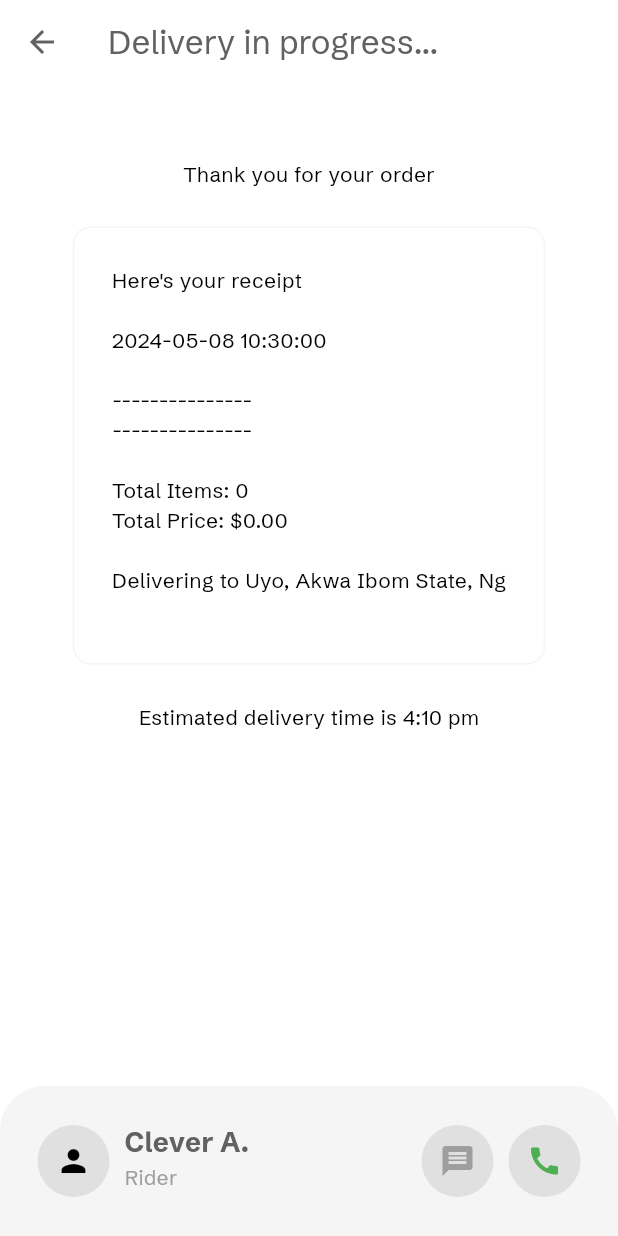
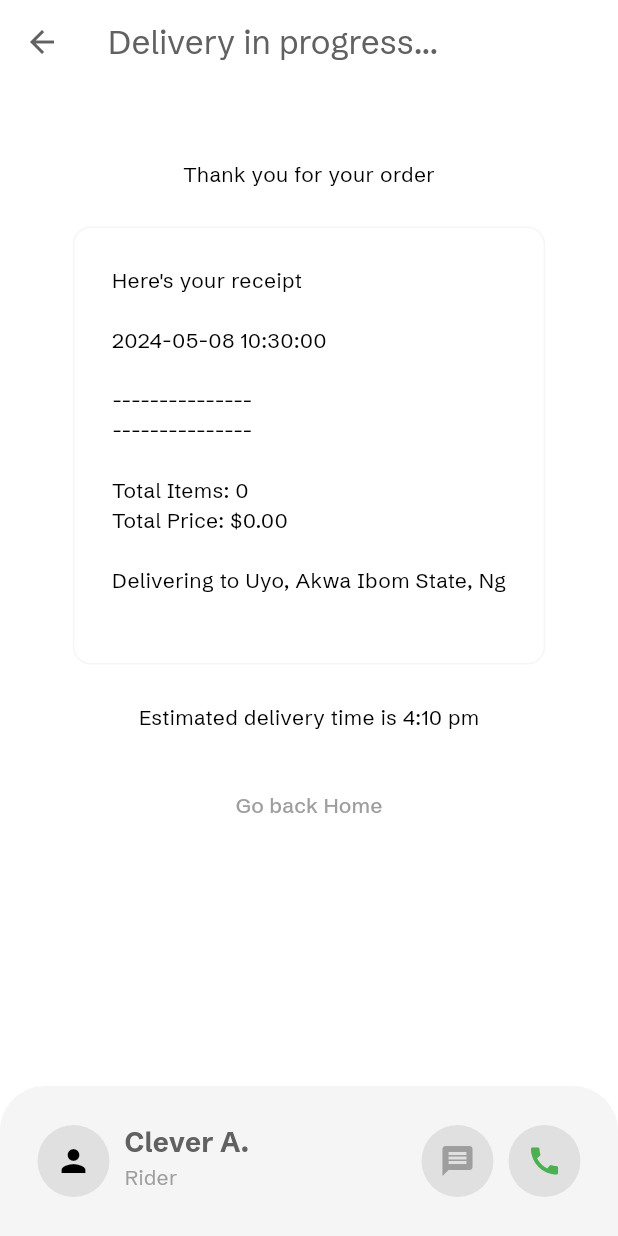
Before and after one commit to cleverAkanimoh/food_delivery_app, a Flutter app: the DeliveryProgressPage screen opened directly, on a phone screen of 412 x 824 dp. Run offline on Flutter 3.47's test engine with Material 3 defaults, Android fonts, the phone set to English and light mode, and no system bars; our stand-ins replace cloud_firestore, firebase_auth, firebase_core, flutter_credit_card; accounts and stored records are empty.

Commit message:
modified 5 files

```diff
--- a/lib/pages/delivery_progress_page.dart
+++ b/lib/pages/delivery_progress_page.dart
@@ -1,4 +1,5 @@
 import 'package:flutter/material.dart';
+import 'package:food_delivery_app/pages/home_page.dart';
 import '/models/restaurant.dart';
 import '/services/database/firestore.dart';
 import 'package:provider/provider.dart';
@@ -37,8 +38,17 @@ class _DeliveryProgressPageState extends State<DeliveryProgressPage> {
         children: [
           Expanded(
               child: ListView(
-            children: const [
-              Receipt(),
+            children: [
+              const Receipt(),
+              TextButton(
+                onPressed: () => Navigator.push(
+                  context,
+                  MaterialPageRoute(
+                    builder: (builder) => const HomePage(),
+                  ),
+                ),
+                child: const Text("Go back Home"),
+              )
             ],
           )),
         ],
```
Also changed, not shown: lib/pages/cart_page.dart (+5 -7 lines), lib/pages/food_page.dart (+6 -1 lines), lib/widgets/cart_page/my_cart_tile.dart (+6 -2 lines), lib/widgets/home_page/my_food_tile.dart (+9 -2 lines).
